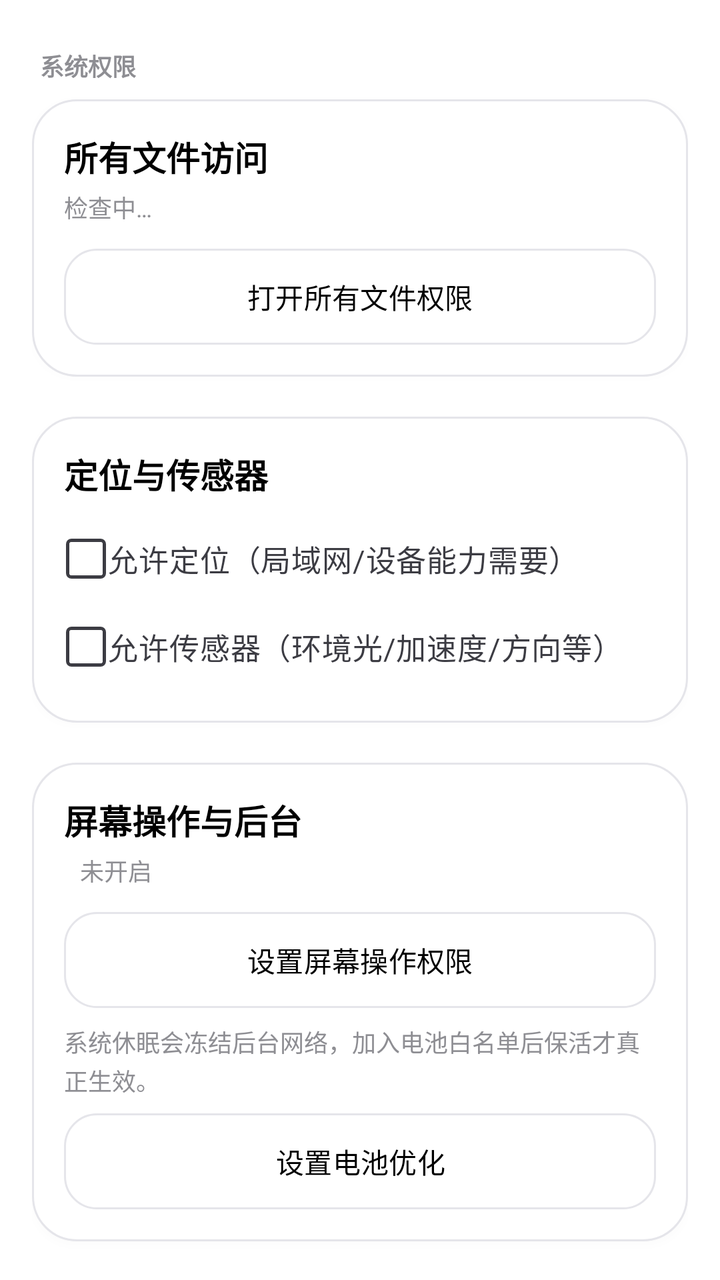
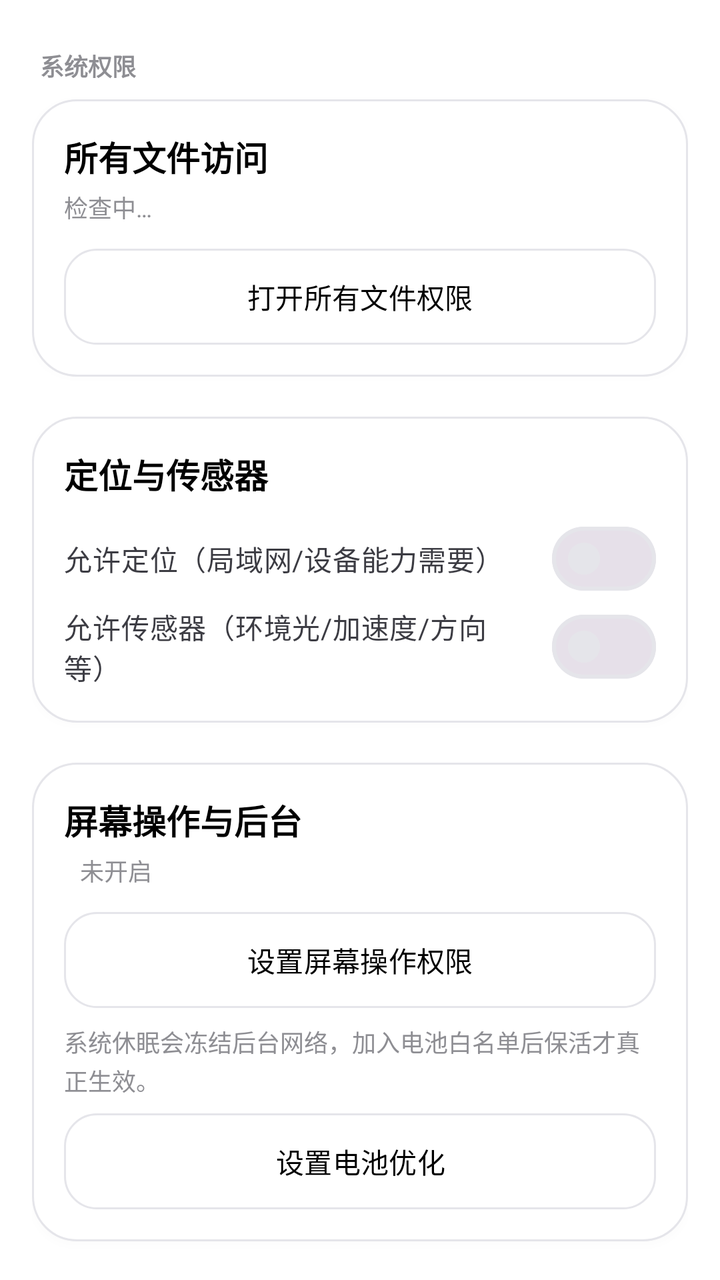

An Android layout rendered at two revisions. The XML below is the earlier revision; the diff shows what the commit changed to produce the second picture.
<!-- AndroidManifest.xml: application theme Theme.DeepseekHarness -->
<!-- res/layout/fragment_device_grants.xml -->
<?xml version="1.0" encoding="utf-8"?>
<androidx.core.widget.NestedScrollView xmlns:android="http://schemas.android.com/apk/res/android"
    android:layout_width="match_parent"
    android:layout_height="match_parent"
    android:background="@color/surface"
    android:fillViewport="true"
    android:clipToPadding="false">

    <LinearLayout
        android:layout_width="match_parent"
        android:layout_height="wrap_content"
        android:orientation="vertical"
        android:padding="@dimen/page_pad">

        
        <TextView
            style="@style/DeepSeekHarnessText.Caption"
            android:layout_width="match_parent"
            android:layout_height="wrap_content"
            android:layout_marginStart="@dimen/gap_hair"
            android:layout_marginTop="@dimen/gap_tight"
            android:layout_marginBottom="@dimen/gap_tight"
            android:text="@string/grants_system"
            android:textStyle="bold" />

        
        <LinearLayout
            style="@style/DeepSeekHarnessCard"
            android:layout_width="match_parent"
            android:layout_height="wrap_content">

            <TextView
                style="@style/DeepSeekHarnessText.Title"
                android:layout_width="match_parent"
                android:layout_height="wrap_content"
                android:text="@string/grants_all_files" />

            <TextView
                android:id="@+id/config_all_files_status"
                style="@style/DeepSeekHarnessText.Caption"
                android:layout_width="match_parent"
                android:layout_height="wrap_content"
                android:layout_marginTop="@dimen/gap_hair"
                android:text="@string/grants_checking"
                android:textColor="@color/text_muted" />

            <Button
                android:id="@+id/config_all_files"
                style="@style/Widget.DeepSeekHarness.Button"
                android:layout_width="match_parent"
                android:layout_height="wrap_content"
                android:layout_marginTop="@dimen/gap_control"
                android:minHeight="@dimen/btn_height"
                android:text="@string/grants_open_all_files" />
        </LinearLayout>

        
        <LinearLayout
            style="@style/DeepSeekHarnessCard"
            android:layout_width="match_parent"
            android:layout_height="wrap_content"
            android:layout_marginTop="@dimen/gap_section">

            <TextView
                style="@style/DeepSeekHarnessText.Title"
                android:layout_width="match_parent"
                android:layout_height="wrap_content"
                android:text="@string/grants_location" />

            <CheckBox
                android:id="@+id/config_cap_location"
                style="@style/DeepSeekHarnessText.Body"
                android:layout_width="match_parent"
                android:layout_height="wrap_content"
                android:layout_marginTop="@dimen/gap_tight"
                android:minHeight="@dimen/touch_min"
                android:text="@string/grants_location_allow"
android:textColor="@color/text_secondary"  />

            <CheckBox
                android:id="@+id/config_cap_sensors"
                style="@style/DeepSeekHarnessText.Body"
                android:layout_width="match_parent"
                android:layout_height="wrap_content"
                android:minHeight="@dimen/touch_min"
                android:text="@string/grants_sensors_allow"
android:textColor="@color/text_secondary"  />
        </LinearLayout>

        
        <LinearLayout
            style="@style/DeepSeekHarnessCard"
            android:layout_width="match_parent"
            android:layout_height="wrap_content"
            android:layout_marginTop="@dimen/gap_section">

            <TextView
                style="@style/DeepSeekHarnessText.Title"
                android:layout_width="match_parent"
                android:layout_height="wrap_content"
                android:text="@string/grants_screen_bg" />

            <TextView
                android:id="@+id/config_a11y_status"
                style="@style/DeepSeekHarnessText.Caption"
                android:layout_width="match_parent"
                android:layout_height="wrap_content"
                android:layout_marginTop="@dimen/gap_hair"
                android:layout_marginStart="@dimen/gap_tight"
                android:text="@string/grants_not_enabled" />

            <Button
                android:id="@+id/config_a11y"
                style="@style/Widget.DeepSeekHarness.Button"
                android:layout_width="match_parent"
                android:layout_height="wrap_content"
                android:layout_marginTop="@dimen/gap_control"
                android:minHeight="@dimen/btn_height"
                android:text="@string/grants_setup_screen" />

            <TextView
                style="@style/DeepSeekHarnessText.Caption"
                android:layout_width="match_parent"
                android:layout_height="wrap_content"
                android:layout_marginTop="@dimen/gap_tight"
                android:text="@string/grants_battery_desc"
                android:textColor="@color/text_muted" />

            <Button
                android:id="@+id/config_battery_opt"
                style="@style/Widget.DeepSeekHarness.Button"
                android:layout_width="match_parent"
                android:layout_height="wrap_content"
                android:layout_marginTop="@dimen/gap_tight"
                android:minHeight="@dimen/btn_height"
                android:text="@string/grants_setup_battery" />
        </LinearLayout>

        
        <LinearLayout
            style="@style/DeepSeekHarnessCard"
            android:layout_width="match_parent"
            android:layout_height="wrap_content"
            android:layout_marginTop="@dimen/gap_section">

            <TextView
                style="@style/DeepSeekHarnessText.Title"
                android:layout_width="match_parent"
                android:layout_height="wrap_content"
                android:text="@string/grants_sms" />

            <com.google.android.material.materialswitch.MaterialSwitch
                android:id="@+id/device_sms"
                android:layout_width="match_parent"
                android:layout_height="wrap_content"
                android:layout_marginTop="@dimen/gap_tight"
                android:minHeight="48dp"
                android:text="@string/grants_sms_allow"
                android:textColor="@color/text"
                android:textSize="15sp" />

            <TextView
                android:id="@+id/device_sms_status"
                style="@style/DeepSeekHarnessText.Caption"
                android:layout_width="match_parent"
                android:layout_height="wrap_content"
                android:layout_marginTop="@dimen/gap_hair"
                android:background="@drawable/bg_chip_clickable"
                android:padding="@dimen/gap_control"
                android:text="@string/grants_checking" />
        </LinearLayout>

        
        <TextView
            style="@style/DeepSeekHarnessText.Caption"
            android:layout_width="match_parent"
            android:layout_height="wrap_content"
            android:layout_marginStart="@dimen/gap_hair"
            android:layout_marginTop="@dimen/gap_section"
            android:layout_marginBottom="@dimen/gap_tight"
            android:text="@string/grants_channels"
            android:textStyle="bold" />

        
        <LinearLayout
            style="@style/DeepSeekHarnessCard"
            android:layout_width="match_parent"
            android:layout_height="wrap_content">

            <TextView
                style="@style/DeepSeekHarnessText.Title"
                android:layout_width="match_parent"
                android:layout_height="wrap_content"
                android:text="Root Shell" />

            <CheckBox
                android:id="@+id/config_root_shell"
                style="@style/DeepSeekHarnessText.Body"
                android:layout_width="match_parent"
                android:layout_height="wrap_content"
                android:layout_marginTop="@dimen/gap_tight"
                android:minHeight="@dimen/touch_min"
                android:text="@string/grants_allow_root"
android:textColor="@color/text_secondary"  />

            <TextView
                style="@style/DeepSeekHarnessText.Caption"
                android:layout_width="match_parent"
                android:layout_height="wrap_content"
                android:layout_marginStart="@dimen/gap_tight"
                android:text="@string/grants_allow_root_desc"
                android:textColor="@color/text_muted" />

            <TextView
                android:id="@+id/device_root_status"
                style="@style/DeepSeekHarnessText.Caption"
                android:layout_width="match_parent"
                android:layout_height="wrap_content"
                android:layout_marginTop="@dimen/gap_tight"
                android:background="@drawable/bg_chip_clickable"
                android:padding="@dimen/gap_control"
                android:text="@string/grants_checking" />

            <TextView
                android:id="@+id/config_guard_status"
                style="@style/DeepSeekHarnessText.Caption"
                android:layout_width="match_parent"
                android:layout_height="wrap_content"
                android:layout_marginStart="@dimen/gap_tight"
                android:layout_marginTop="@dimen/gap_hair"
                android:visibility="gone" />

            <Button
                android:id="@+id/device_root_verify"
                style="@style/Widget.DeepSeekHarness.Button"
                android:layout_width="match_parent"
                android:layout_height="wrap_content"
                android:layout_marginTop="@dimen/gap_control"
                android:minHeight="@dimen/btn_height"
                android:text="@string/grants_verify_root"
                android:textColor="@color/primary" />
        </LinearLayout>

        
        <LinearLayout
            style="@style/DeepSeekHarnessCard"
            android:layout_width="match_parent"
            android:layout_height="wrap_content"
            android:layout_marginTop="@dimen/gap_section">

            <TextView
                style="@style/DeepSeekHarnessText.Title"
                android:layout_width="match_parent"
                android:layout_height="wrap_content"
                android:text="@string/grants_stellar" />

            <TextView
                android:id="@+id/device_stellar_status"
                style="@style/DeepSeekHarnessText.Caption"
                android:layout_width="match_parent"
                android:layout_height="wrap_content"
                android:layout_marginTop="@dimen/gap_tight"
                android:background="@drawable/bg_chip_clickable"
                android:padding="@dimen/gap_control"
                android:text="@string/grants_checking" />

            <Button
                android:id="@+id/device_stellar_auth"
                style="@style/Widget.DeepSeekHarness.Button"
                android:layout_width="match_parent"
                android:layout_height="wrap_content"
                android:layout_marginTop="@dimen/gap_control"
                android:minHeight="@dimen/btn_height"
                android:text="@string/grants_authorize_stellar"
                android:textColor="@color/primary" />
        </LinearLayout>

        
        <LinearLayout
            style="@style/DeepSeekHarnessCard"
            android:layout_width="match_parent"
            android:layout_height="wrap_content"
            android:layout_marginTop="@dimen/gap_section">

            <TextView
                style="@style/DeepSeekHarnessText.Title"
                android:layout_width="match_parent"
                android:layout_height="wrap_content"
                android:text="Shizuku" />

            <TextView
                android:id="@+id/workspace_shizuku_status"
                style="@style/DeepSeekHarnessText.Caption"
                android:layout_width="match_parent"
                android:layout_height="wrap_content"
                android:layout_marginTop="@dimen/gap_tight"
                android:background="@drawable/bg_chip_clickable"
                android:padding="@dimen/gap_control"
                android:text="@string/grants_checking" />

            <Button
                android:id="@+id/workspace_shizuku_auth"
                style="@style/Widget.DeepSeekHarness.Button"
                android:layout_width="match_parent"
                android:layout_height="wrap_content"
                android:layout_marginTop="@dimen/gap_control"
                android:minHeight="@dimen/btn_height"
                android:text="@string/grants_authorize_shizuku"
                android:textColor="@color/primary" />

            <TextView
                android:id="@+id/device_shizuku_open"
                style="@style/Widget.DeepSeekHarness.TextButton"
                android:layout_width="match_parent"
                android:layout_height="wrap_content"
                android:text="@string/grants_open_shizuku" />
        </LinearLayout>

        
        <LinearLayout
            style="@style/DeepSeekHarnessCard"
            android:layout_width="match_parent"
            android:layout_height="wrap_content"
            android:layout_marginTop="@dimen/gap_section">

            <TextView
                style="@style/DeepSeekHarnessText.Title"
                android:layout_width="match_parent"
                android:layout_height="wrap_content"
                android:text="@string/grants_adb" />

            <CheckBox
                android:id="@+id/config_adb_enable"
                style="@style/DeepSeekHarnessText.Body"
                android:layout_width="match_parent"
                android:layout_height="wrap_content"
                android:layout_marginTop="@dimen/gap_tight"
                android:minHeight="@dimen/touch_min"
                android:text="@string/grants_adb_enable"
android:textColor="@color/text_secondary"  />

            <TextView
                style="@style/DeepSeekHarnessText.Caption"
                android:layout_width="match_parent"
                android:layout_height="wrap_content"
                android:text="@string/grants_adb_desc"
                android:textColor="@color/text_muted" />

            <TextView
                android:id="@+id/config_adb_status"
                style="@style/DeepSeekHarnessText.Caption"
                android:layout_width="match_parent"
                android:layout_height="wrap_content"
                android:layout_marginTop="@dimen/gap_hair"
                android:background="@drawable/bg_chip_clickable"
                android:padding="@dimen/gap_control"
                android:text="@string/grants_adb_off" />

            <Button
                android:id="@+id/config_adb_pair"
                style="@style/Widget.DeepSeekHarness.Button"
                android:layout_width="match_parent"
                android:layout_height="wrap_content"
                android:layout_marginTop="@dimen/gap_control"
                android:minHeight="@dimen/btn_height"
                android:text="@string/grants_adb_pairing" />
        </LinearLayout>

        <TextView
            style="@style/DeepSeekHarnessText.Caption"
            android:layout_width="match_parent"
            android:layout_height="wrap_content"
            android:layout_marginStart="@dimen/gap_tight"
            android:layout_marginTop="@dimen/gap_tight"
            android:text="@string/grants_protection_note"
            android:textColor="@color/text_muted" />
    </LinearLayout>
</androidx.core.widget.NestedScrollView>
<!-- resources referenced by this layout -->
<resources>
  <color name="primary">#000000</color>
  <color name="surface">#FFFFFF</color>
  <color name="text">#000000</color>
  <color name="text_muted">#8E8E93</color>
  <color name="text_secondary">#3C3C43</color>
  <dimen name="btn_height">48dp</dimen>
  <dimen name="gap_control">12dp</dimen>
  <dimen name="gap_hair">4dp</dimen>
  <dimen name="gap_section">20dp</dimen>
  <dimen name="gap_tight">8dp</dimen>
  <dimen name="page_pad">16dp</dimen>
  <dimen name="touch_min">44dp</dimen>
  <string name="grants_adb">ADB 设备通道</string>
  <string name="grants_adb_desc">用户没开也能用设备状态、剪贴板等 App 层接口；开启后才有 shell 命令、模拟点击、改设置等能力，需要开发者选项 → 无线调试。</string>
  <string name="grants_adb_enable">启用 ADB 设备通道（默认关闭）</string>
  <string name="grants_adb_off">ADB 已关闭。</string>
  <string name="grants_adb_pairing">ADB 无线配对</string>
  <string name="grants_all_files">所有文件访问</string>
  <string name="grants_allow_root">允许 Root Shell（需已 root）</string>
  <string name="grants_allow_root_desc">设备命令经 su 执行；未 root 时保持关闭。</string>
  <string name="grants_authorize_shizuku">授权 Shizuku</string>
  <string name="grants_authorize_stellar">授权 Stellar</string>
  <string name="grants_battery_desc">系统休眠会冻结后台网络，加入电池白名单后保活才真正生效。</string>
  <string name="grants_channels">设备通道</string>
  <string name="grants_checking">检查中…</string>
  <string name="grants_location">定位与传感器</string>
  <string name="grants_location_allow">允许定位（局域网/设备能力需要）</string>
  <string name="grants_not_enabled">未开启</string>
  <string name="grants_open_all_files">打开所有文件权限</string>
  <string name="grants_open_shizuku">打开 Shizuku 应用</string>
  <string name="grants_protection_note">设备命令保护始终生效；Root / Shizuku / ADB 各自核验，命令执行结果未知时不会切换通道重放。</string>
  <string name="grants_screen_bg">屏幕操作与后台</string>
  <string name="grants_sensors_allow">允许传感器（环境光/加速度/方向等）</string>
  <string name="grants_setup_battery">设置电池优化</string>
  <string name="grants_setup_screen">设置屏幕操作权限</string>
  <string name="grants_sms">短信读取</string>
  <string name="grants_sms_allow">持续允许读取短信</string>
  <string name="grants_stellar">Stellar（Shizuku 兼容分支）</string>
  <string name="grants_system">系统权限</string>
  <string name="grants_verify_root">验证 Root 通道</string>
  <style name="DeepSeekHarnessText.Body" parent="">
          <item name="android:textSize">@dimen/text_body</item>
          <item name="android:textColor">@color/text</item>
          <item name="android:lineSpacingExtra">2dp</item>
      </style>
  <style name="Theme.DeepseekHarness" parent="Theme.DeepSeekHarness.Base">
          <item name="android:windowLightStatusBar">true</item>
      </style>
  <color name="ripple">#0F000000</color>
  <dimen name="radius_pill">999dp</dimen>
  <color name="card">#FFFFFF</color>
  <color name="raised">#FFFFFF</color>
  <dimen name="stroke">1dp</dimen>
  <color name="line">#E5E5EA</color>
  <dimen name="card_pad">16dp</dimen>
  <dimen name="text_body">15sp</dimen>
  <dimen name="text_caption">12sp</dimen>
  <dimen name="text_title">17sp</dimen>
  <dimen name="radius_card">22dp</dimen>
  <dimen name="radius_control">16dp</dimen>
  <color name="disabled">#E9E9EE</color>
  <dimen name="radius_small">12dp</dimen>
  <color name="accent_on">#FFFFFF</color>
  <color name="primary_dark">#1C1C1E</color>
  <color name="err">#48484A</color>
  <color name="error_on">#FFFFFF</color>
  <style name="Widget.DeepSeekHarness.RadioButton" parent="Widget.Material3.CompoundButton.RadioButton">
          <item name="android:textColor">@color/button_text</item>
      </style>
  <style name="Widget.DeepSeekHarness.Switch" parent="Widget.Material3.CompoundButton.MaterialSwitch">
          <item name="android:textColor">@color/button_text</item>
      </style>
  <style name="Shape.DeepSeekHarness.Dialog" parent="">
          <item name="cornerFamily">rounded</item>
          <item name="cornerSize">32dp</item>
      </style>
  <color name="primary_ripple">#1A000000</color>
  <!-- unchanged entries left out for length: 21 -->
</resources>

<!-- the commit's change to res/layout/fragment_device_grants.xml (unified diff, before → after) -->
@@ -67,9 +67,9 @@
                 android:layout_height="wrap_content"
                 android:text="@string/grants_location" />
 
-            <CheckBox
+            <com.google.android.material.materialswitch.MaterialSwitch
                 android:id="@+id/config_cap_location"
-                style="@style/DeepSeekHarnessText.Body"
+               
                 android:layout_width="match_parent"
                 android:layout_height="wrap_content"
                 android:layout_marginTop="@dimen/gap_tight"
@@ -77,9 +77,9 @@
                 android:text="@string/grants_location_allow"
 android:textColor="@color/text_secondary"  />
 
-            <CheckBox
+            <com.google.android.material.materialswitch.MaterialSwitch
                 android:id="@+id/config_cap_sensors"
-                style="@style/DeepSeekHarnessText.Body"
+               
                 android:layout_width="match_parent"
                 android:layout_height="wrap_content"
                 android:minHeight="@dimen/touch_min"
@@ -193,9 +193,9 @@ android:textColor="@color/text_secondary"  />
                 android:layout_height="wrap_content"
                 android:text="Root Shell" />
 
-            <CheckBox
+            <com.google.android.material.materialswitch.MaterialSwitch
                 android:id="@+id/config_root_shell"
-                style="@style/DeepSeekHarnessText.Body"
+               
                 android:layout_width="match_parent"
                 android:layout_height="wrap_content"
                 android:layout_marginTop="@dimen/gap_tight"
@@ -329,9 +329,9 @@ android:textColor="@color/text_secondary"  />
                 android:layout_height="wrap_content"
                 android:text="@string/grants_adb" />
 
-            <CheckBox
+            <com.google.android.material.materialswitch.MaterialSwitch
                 android:id="@+id/config_adb_enable"
-                style="@style/DeepSeekHarnessText.Body"
+               
                 android:layout_width="match_parent"
                 android:layout_height="wrap_content"
                 android:layout_marginTop="@dimen/gap_tight"
<!-- resource entries referenced after the edit -->
@@ -40,11 +40,6 @@
   <string name="grants_stellar">Stellar（Shizuku 兼容分支）</string>
   <string name="grants_system">系统权限</string>
   <string name="grants_verify_root">验证 Root 通道</string>
-  <style name="DeepSeekHarnessText.Body" parent="">
-          <item name="android:textSize">@dimen/text_body</item>
-          <item name="android:textColor">@color/text</item>
-          <item name="android:lineSpacingExtra">2dp</item>
-      </style>
   <style name="Theme.DeepseekHarness" parent="Theme.DeepSeekHarness.Base">
           <item name="android:windowLightStatusBar">true</item>
       </style>
